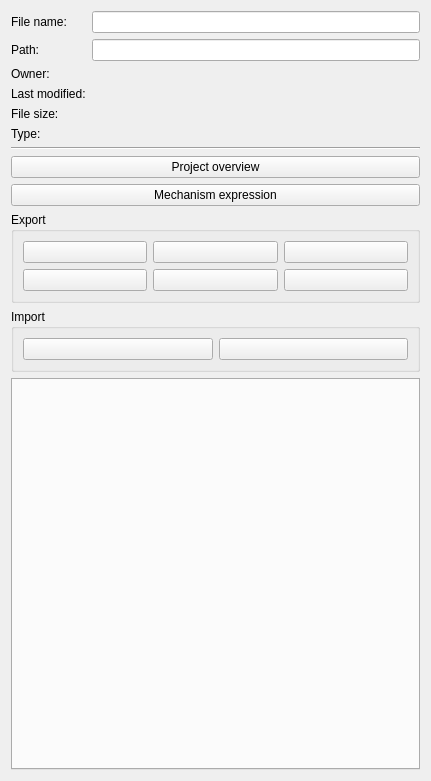
The window that pyslvs_ui/core/io/project.ui (KmolYuan/Pyslvs-UI) describes before a commit, drawn with Qt 5.
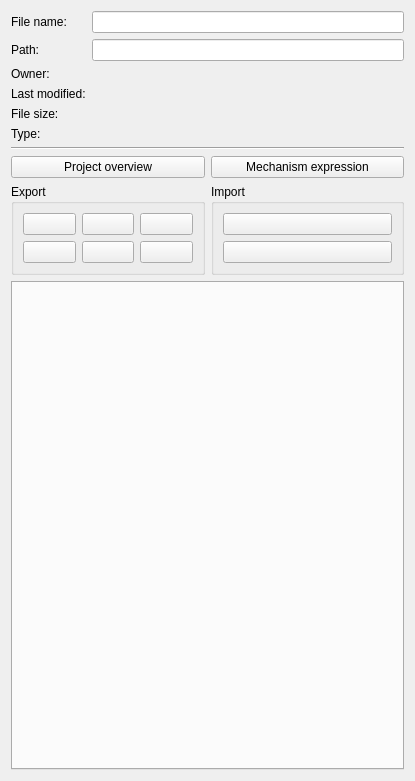
The same window after the commit. Icons and pictures are not drawn.

Diff of the .ui file:
```diff
--- a/pyslvs_ui/core/io/project.ui
+++ b/pyslvs_ui/core/io/project.ui
@@ -6,7 +6,7 @@
    <rect>
     <x>0</x>
     <y>0</y>
-    <width>431</width>
+    <width>415</width>
     <height>781</height>
    </rect>
   </property>
@@ -95,6 +95,8 @@
     </widget>
    </item>
    <item>
+    <layout class="QHBoxLayout" name="horizontalLayout_2">
+     <item>
     <widget class="QPushButton" name="overview_button">
      <property name="text">
       <string>Project overview</string>
@@ -116,6 +118,10 @@
      </property>
     </widget>
    </item>
+    </layout>
+   </item>
+   <item>
+    <layout class="QHBoxLayout" name="horizontalLayout">
    <item>
     <widget class="QGroupBox" name="export_group">
      <property name="title">
@@ -133,7 +139,7 @@
         </property>
         <property name="iconSize">
          <size>
-          <width>100</width>
+            <width>50</width>
           <height>50</height>
          </size>
         </property>
@@ -232,8 +238,8 @@
      <property name="title">
       <string>Import</string>
      </property>
-     <layout class="QGridLayout" name="gridLayout_2">
-      <item row="0" column="1">
+       <layout class="QVBoxLayout" name="verticalLayout">
+        <item>
        <widget class="QPushButton" name="im_example_button">
         <property name="statusTip">
          <string>Import from an example.</string>
@@ -250,7 +256,7 @@
         </property>
        </widget>
       </item>
-      <item row="0" column="0">
+        <item>
        <widget class="QPushButton" name="im_pmks_button">
         <property name="statusTip">
          <string>Import from PMKS URL.</string>
@@ -269,6 +275,8 @@
       </item>
      </layout>
     </widget>
+     </item>
+    </layout>
    </item>
    <item>
     <widget class="QTabWidget" name="history_tabs">
```
Left out of the diff: 2 changed lines with no effect on the pictures. Lines whose indentation alone changed are shown as unchanged.
